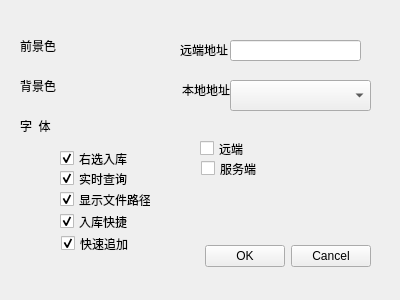
The window that auto_c_code/setup1.ui (yjduoduo/auto_c_code) describes before a commit, drawn with Qt 5.
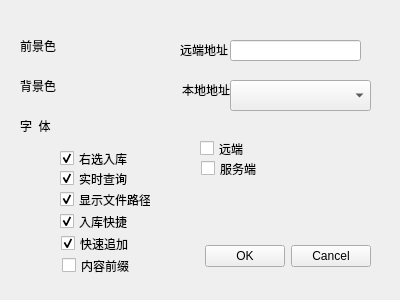
The same window after the commit.

Commit message: t2.3.2 1.内容添加头 复选框 2.精确查找  模糊查找 3.索引数据库时处理事件

What changed in the file:
```diff
--- a/auto_c_code/setup1.ui
+++ b/auto_c_code/setup1.ui
@@ -313,6 +313,25 @@
     <bool>true</bool>
    </property>
   </widget>
+  <widget class="QCheckBox" name="checkBox_content_withheader">
+   <property name="geometry">
+    <rect>
+     <x>62</x>
+     <y>257</y>
+     <width>91</width>
+     <height>17</height>
+    </rect>
+   </property>
+   <property name="toolTip">
+    <string>右侧内容是否显示头</string>
+   </property>
+   <property name="text">
+    <string>内容前缀</string>
+   </property>
+   <property name="checked">
+    <bool>false</bool>
+   </property>
+  </widget>
  </widget>
  <resources/>
  <connections>
```
The commit also changes 7 other files.
